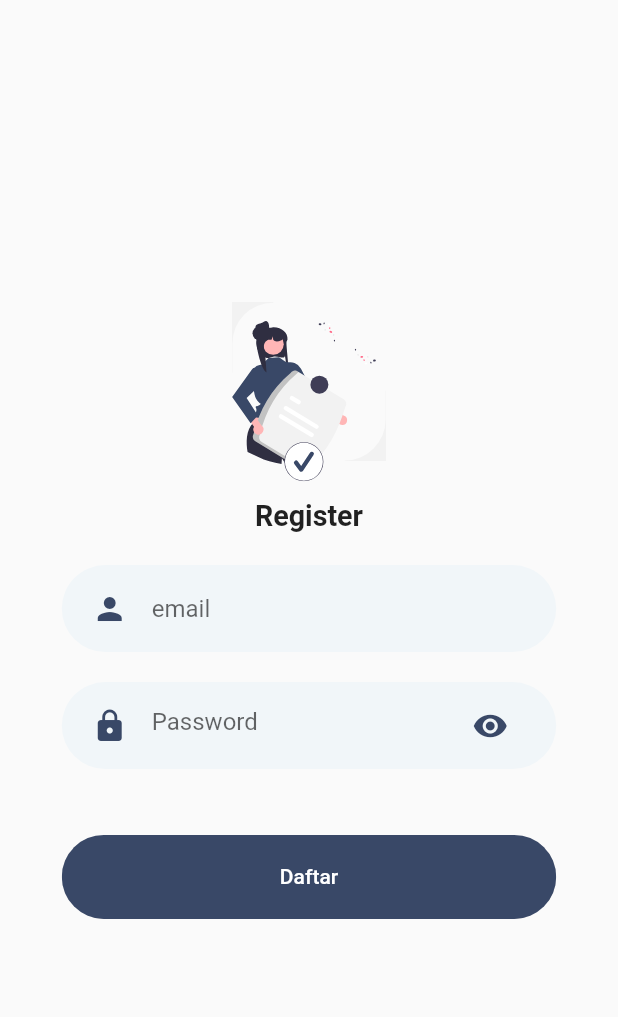
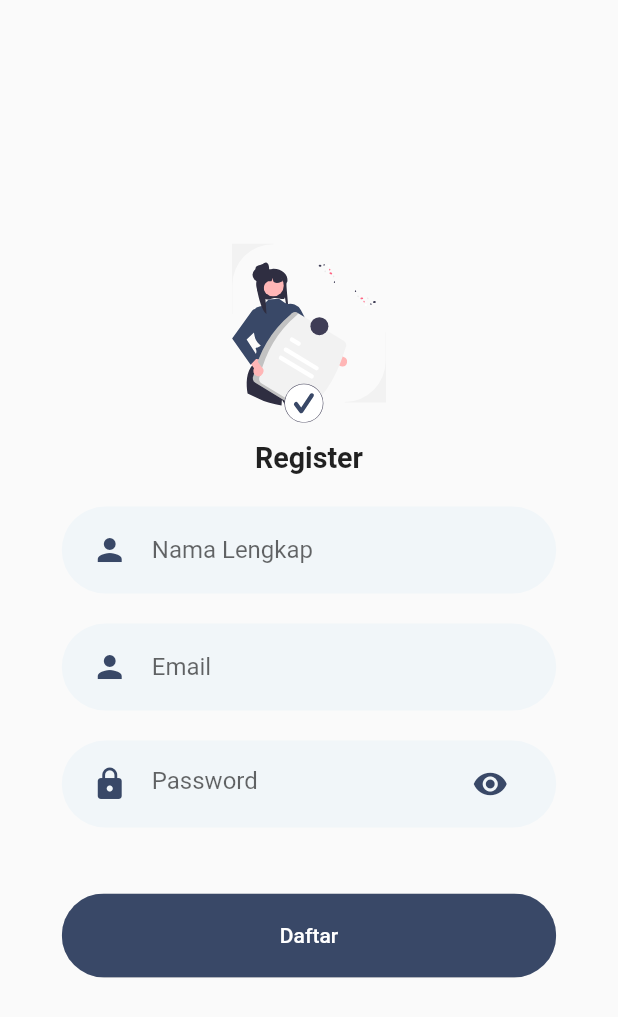
Before and after one commit to bagas12dwi/stay-u-app, a Flutter app: the Register screen opened directly, after a tap on "Daftar", on a phone screen of 412 x 824 dp. Shown: the top 1017 px of the screen. Run offline on Flutter 3.47's test engine with Material 2 defaults, Android fonts, the phone set to English and light mode, and no system bars; our stand-ins replace cached_network_image, carousel_slider, curved_navigation_bar, flutter_screenutil, flutter_svg, get and 1 more; missing offline and left inert: dart:ffi; accounts and stored records are empty; network calls fail.

Commit message:
added backend register

```diff
--- a/lib/controllers/login_controller.dart
+++ b/lib/controllers/login_controller.dart
@@ -7,10 +7,12 @@ import 'package:stay_u_app/models/user_model.dart';
 import 'package:http/http.dart' as http;
 import 'package:stay_u_app/providers/user_provider.dart';
 import 'package:stay_u_app/view/screens/home/home.dart';
+import 'package:stay_u_app/view/screens/login/login.dart';
 
 class LoginController extends GetxController {
   late TextEditingController emailController;
   late TextEditingController passwordController;
+  late TextEditingController namaController;
   var status_code;
   var user = Rxn<User>();
 
@@ -19,6 +21,7 @@ class LoginController extends GetxController {
     super.onInit();
     emailController = TextEditingController();
     passwordController = TextEditingController();
+    namaController = TextEditingController();
   }
 
   void login() async {
@@ -43,6 +46,28 @@ class LoginController extends GetxController {
     }
   }
 
+  void register() async {
+    try{
+      var user = User(email: emailController.text, password: passwordController.text, nama: namaController.text);
+      var response = await http.post(Uri.parse(Api.baseUrl + '/register'),
+          body: json.encode(user.toJson()),
+          headers: {'Content-type':'application/json'}
+      );
+
+      if(response.statusCode == 200) {
+        var responseData = json.decode(response.body);
+        status_code = responseData['status_code'];
+        if(status_code == 200){
+          return Get.offAll(() => Login());
+        } else {
+          return status_code;
+        }
+      }
+    } catch (e) {
+      print(e);
+    }
+  }
+
   void getDetail(int id) async {
     try {
       var userData = await UserProvider().getDetailUser(id);
--- a/lib/view/screens/login/login.dart
+++ b/lib/view/screens/login/login.dart
@@ -58,8 +58,7 @@ class Login extends StatelessWidget {
                   RoundedButton(
                       text: "Register",
                       color: kSecondaryColor,
-                      press: () => Navigator.of(context).push(MaterialPageRoute(
-                          builder: (context) => const Register())))
+                      press: () => Get.to(() => Register()))
                 ],
               ),
             ],
--- a/lib/view/screens/register/register.dart
+++ b/lib/view/screens/register/register.dart
@@ -1,18 +1,16 @@
 import 'package:flutter/material.dart';
 import 'package:flutter_screenutil/flutter_screenutil.dart';
 import 'package:flutter_svg/svg.dart';
+import 'package:get/get.dart';
+import 'package:stay_u_app/controllers/login_controller.dart';
 import 'package:stay_u_app/view/constant/components/rounded_button.dart';
 import 'package:stay_u_app/view/constant/components/rounded_input_field.dart';
 
-class Register extends StatefulWidget {
-  const Register({super.key});
+class Register extends StatelessWidget {
+  Register({super.key});
 
-  @override
-  State<Register> createState() => _RegisterState();
-}
-
-class _RegisterState extends State<Register> {
   final String assetName = "./assets/register.svg";
+  final LoginController loginController = Get.put(LoginController());
 
   @override
   Widget build(BuildContext context) {
@@ -41,12 +39,13 @@ class _RegisterState extends State<Register> {
                   SizedBox(
                     height: 10.h,
                   ),
-                  const RoundedInputField(hintText: "email"),
-                  const RoundedPasswordField(),
+                  RoundedInputField(hintText: "Nama Lengkap", controller: loginController.namaController,),
+                  RoundedInputField(hintText: "Email", controller: loginController.emailController,),
+                  RoundedPasswordField(controller: loginController.passwordController,),
                   SizedBox(
                     height: 20.h,
                   ),
-                  RoundedButton(text: "Daftar", press: () {}),
+                  RoundedButton(text: "Daftar", press: () => loginController.register()),
                 ],
               ),
             ],
```
Also changed, not shown: lib/view/screens/home/home.dart (+3 -8 lines).
